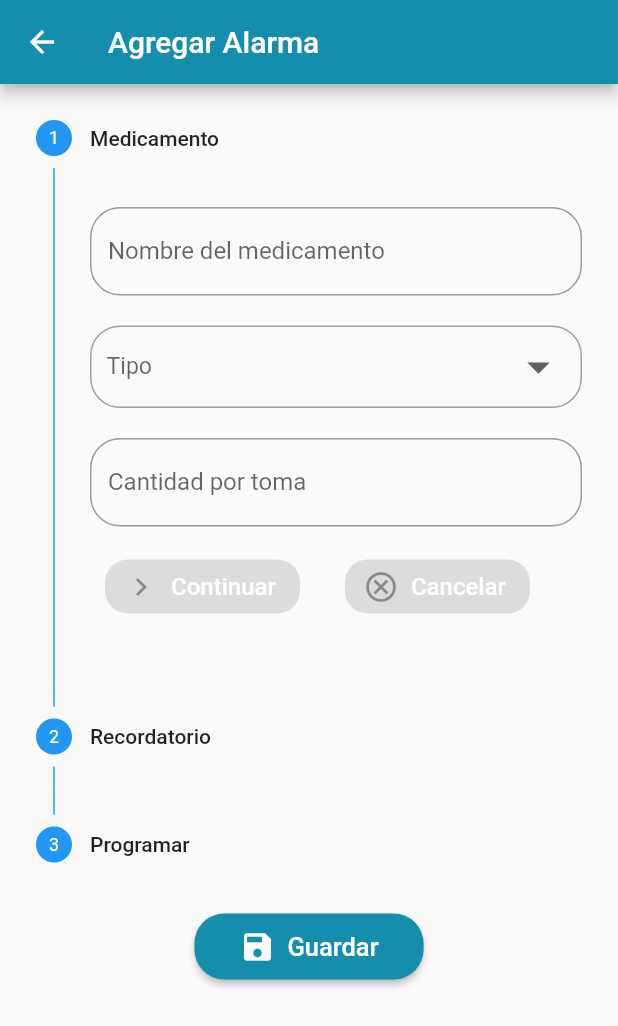
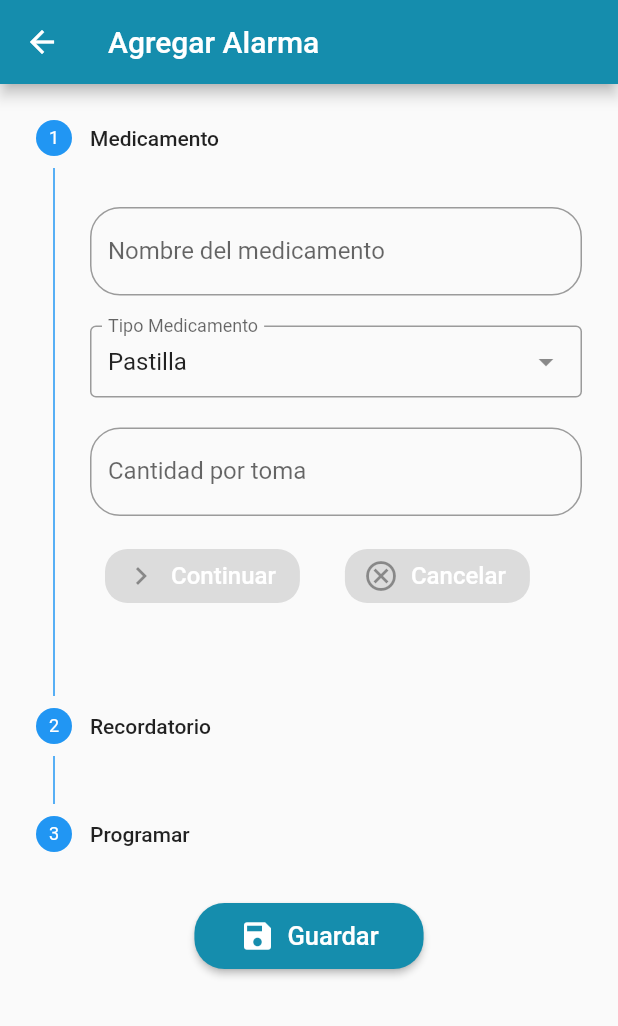
Before and after one commit to LuisB1717/MedisaveAPP, a Flutter app: the Addalarma screen opened directly, after a tap on "Guardar", on a phone screen of 412 x 824 dp. Shown: the top 1026 px of the screen. Run offline on Flutter 3.47's test engine with Material 2 defaults, Android fonts, the phone set to English and light mode, and no system bars; drawn by our look-alikes of dropdown_search; our stand-ins replace cloud_firestore, firebase_auth, firebase_core, font_awesome_flutter, google_sign_in; accounts and stored records are empty.

Commit message:
crud part II(tipo e intervalo)

```diff
--- a/medisave/lib/pages/strepAdd.dart
+++ b/medisave/lib/pages/strepAdd.dart
@@ -4,6 +4,7 @@
 import 'package:medisave/pages/button_tipo.dart';
 import 'intervalo_horas.dart';
 import 'package:medisave/models/alarma.dart';
+import 'package:dropdown_search/dropdown_search.dart';
 
 class Addalarma extends StatefulWidget {
   Addalarma({Key key}) : super(key: key);
@@ -14,12 +15,18 @@
 
 class _AddalarmaState extends State<Addalarma> {
   final nombrem = TextEditingController();
+
+  final tipo = TextEditingController();
   final cantidad = TextEditingController();
   final duracion = TextEditingController();
   final mensaje = TextEditingController();
   final fecha = TextEditingController();
   final hora = TextEditingController();
+  DropdownSearch tipoc;
   TimeOfDay rawHora;
+  String medicamentoSeleccionado;
+  String intervalo;
+  List tipomedicamento = ["Pastilla", "Inyección", "Jarabe", "Gotas", "Otro"];
   int current_step = 0;
   void dispose() {
     nombrem.dispose();
@@ -42,8 +49,66 @@
                     border: OutlineInputBorder(
                         borderRadius: BorderRadius.circular(20)),
                   )),
+              //slae error al iniciar dameun toque,
               SizedBox(height: 20),
-              MiBoton(),
+              DropdownSearch<String>(
+                searchBoxController: tipo,
+                validator: (value) => medicamentoSeleccionado,
+                mode: Mode.MENU,
+                showSelectedItem: true,
+                label: "Tipo Medicamento",
+                items: [
+                  "Pastilla",
+                  "Inyección",
+                  "Jarabe",
+                  "Gotas",
+                  "Otro"
+                ], // acepta eso y no la lista de arriba  oe ya imprime xdddd buenaaaaaaaaaaaaaaaa ya ahora hay que cambiar el nombre, para que se entienda
+
+                selectedItem: "Pastilla",
+                //   hint: "country in menu mode",
+                //popupItemDisabled: (String s) => s.startsWith('I'),
+                onChanged: (newValue) {
+                  setState(() {
+                    medicamentoSeleccionado = newValue;
+                  });
+                },
+              ), // oe pero sale error abajo mano,
+
+              /*  Container(pero q va impirmi p sino hay la lista
+                decoration: BoxDecoration( y el controller?
+                  border: Border.all(color: Colors.grey), yata asi queda?,
+                  borderRadius: BorderRadius.circular(20),como esatba antes p
+                ),
+                child: Padding(
+                  padding: EdgeInsets.symmetric(horizontal: 10, vertical: 2.5),
+                  child: DropdownButton(
+
+                      hint: Text("Tipo"),
+                      icon: Icon(Icons.arrow_drop_down),
+                      iconSize: 36,
+                      isExpanded: true,
+                      style: TextStyle(
+                        color: Colors.black87,
+                        fontSize: 15.4,
+                      ),
+                      underline: SizedBox(),
+                      value: medicamentoSeleccionado,
+                      onChanged: (newValue) {
+                        setState(() {
+                          medicamentoSeleccionado = newValue;
+
+                        });
+                      },
+                      items: tipomedicamento
+                          .map((e) => DropdownMenuItem(
+                                child: Text(e),
+                                value: e,
+                              ))
+                          .toList()),
+                ),
+              ),*/
+              // MiBoton(),
               SizedBox(height: 20),
               TextFormField(
                 controller: cantidad,
@@ -60,7 +125,25 @@
           content: Column(
             children: [
               SizedBox(height: 10),
-              IntervaloHoras(),
+              DropdownSearch<String>(
+                searchBoxController: tipo,
+                validator: (value) => intervalo,
+                mode: Mode.MENU,
+                showSelectedItem: true,
+                label: "Frecuencia de la toma en horas",
+                items: ["4", "6", "8", "12", "20", "24"],
+
+                selectedItem: "4",
+                //   hint: "country in menu mode",
+                //popupItemDisabled: (String s) => s.startsWith('I'),
+                onChanged: (newValue) {
+                  setState(() {
+                    intervalo = newValue;
+                  });
+                },
+              ),
+
+              //IntervaloHoras(),
               SizedBox(height: 20),
               TextFormField(
                 controller: duracion,
@@ -129,7 +212,7 @@
         title: Text('Agregar Alarma'),
       ),
       body: SizedBox(
-        child: Form(
+        child: SingleChildScrollView(
           child: Column(
             children: <Widget>[
               new Stepper(
@@ -237,15 +320,20 @@
                   final newAlarma = await FirestoreService.setAlarma(Alarma(
                     'id',
                     nombrem.text,
-                    'tipo',
+                    medicamentoSeleccionado,
                     int.parse(cantidad.text),
-                    2,
+                    int.parse(intervalo),
                     int.parse(duracion.text),
                     mensaje.text,
                     DateTime.parse(fecha.text),
                     DateTime(now.year, now.month, now.day, rawHora.hour,
                         rawHora.minute),
                   ));
+
+                  // donde va?  a ver prueba oe pero arriba esta valuechoose ya le cambie el nombre revisa otra vez
+                  //conforme notarioa ver pera
+
+                  // mano a ver prueba con eso queda creo xd pero prueba priemro//corriendo...errrrorrrrrrr donde ah ya, esque es un stirng ps
                 },
                 label: Text(
                   "Guardar",
--- a/medisave/pubspec.yaml
+++ b/medisave/pubspec.yaml
@@ -27,6 +27,7 @@
   auth_buttons: ^1.0.1
   cloud_firestore: ^1.0.6
   provider: ^5.0.0
+  dropdown_search: ^0.6.1
 
   # The following adds the Cupertino Icons font to your application.
   # Use with the CupertinoIcons class for iOS style icons.
```
Also changed, not shown: medisave/pubspec.lock.
